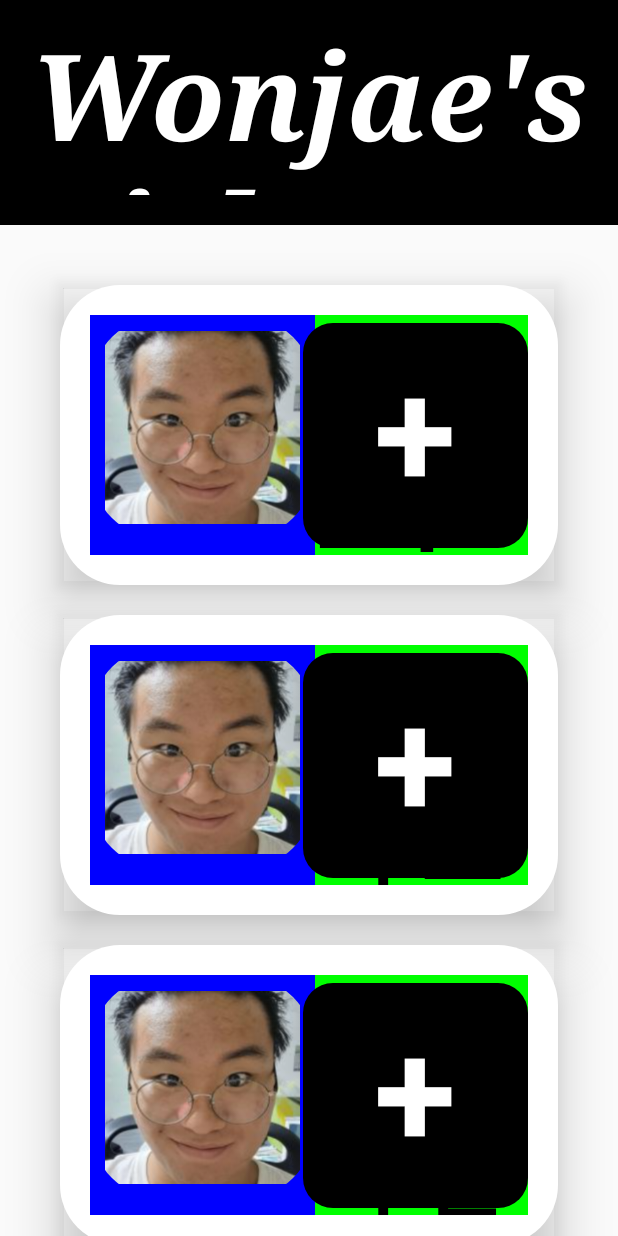
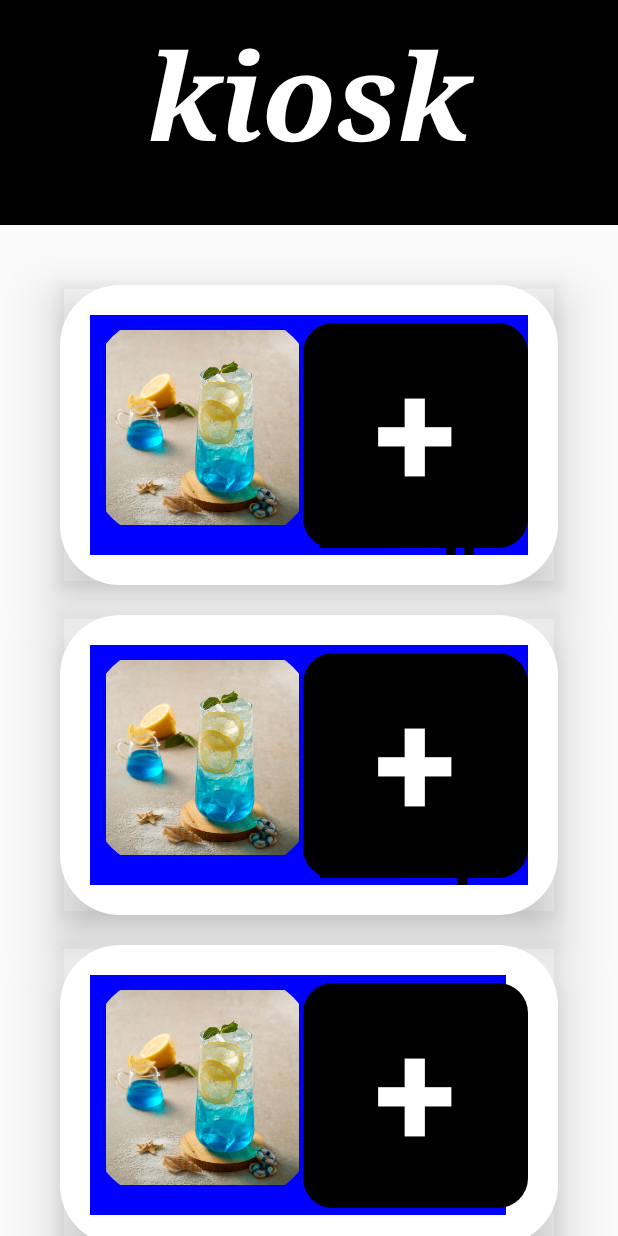
Before and after one commit to kamise09/kiosk, an Android app built with Jetpack Compose: the screen it shows after launch (MainActivity), on a phone screen of 412 x 824 dp. Run offline under Robolectric (Android 15) with nearby library versions, the phone set to English and light mode, and no system bars.

Commit message:
edit menu array

```diff
--- a/app/src/main/java/com/example/compose_lab/MainActivity.kt
+++ b/app/src/main/java/com/example/compose_lab/MainActivity.kt
@@ -1,20 +1,13 @@
 package com.example.compose_lab
 
-import android.media.Image
-import android.nfc.cardemulation.CardEmulation
 import androidx.compose.ui.graphics.Color
 import android.os.Bundle
-import android.widget.ImageView
-import android.widget.Space
 import androidx.activity.ComponentActivity
 import androidx.activity.compose.setContent
-import androidx.compose.animation.animateContentSize
 import androidx.compose.foundation.Image
 import androidx.compose.foundation.background
-import androidx.compose.foundation.layout.Arrangement
 import androidx.compose.foundation.layout.Box
 import androidx.compose.foundation.layout.Column
-import androidx.compose.foundation.layout.PaddingValues
 import androidx.compose.foundation.layout.Row
 import androidx.compose.foundation.layout.fillMaxHeight
 import androidx.compose.foundation.layout.fillMaxSize
@@ -23,26 +16,15 @@ import androidx.compose.foundation.layout.height
 import androidx.compose.foundation.layout.padding
 import androidx.compose.foundation.layout.size
 import androidx.compose.foundation.layout.width
-import androidx.compose.foundation.layout.wrapContentWidth
-import androidx.compose.foundation.lazy.LazyColumn
 import androidx.compose.foundation.rememberScrollState
 import androidx.compose.foundation.shape.RoundedCornerShape
 import androidx.compose.foundation.verticalScroll
-import androidx.compose.material.icons.Icons
-import androidx.compose.material.icons.filled.Favorite
-import androidx.compose.material.icons.filled.FavoriteBorder
 import androidx.compose.material3.Button
-import androidx.compose.material3.ButtonColors
 import androidx.compose.material3.ButtonDefaults
 import androidx.compose.material3.Card
-import androidx.compose.material3.CardColors
 import androidx.compose.material3.CardDefaults
 import androidx.compose.material3.ExperimentalMaterial3Api
-import androidx.compose.material3.Icon
-import androidx.compose.material3.IconButton
-import androidx.compose.material3.MaterialTheme
 import androidx.compose.material3.OutlinedTextField
-import androidx.compose.material3.Surface
 import androidx.compose.material3.Text
 import androidx.compose.runtime.Composable
 import androidx.compose.runtime.mutableStateOf
@@ -53,23 +35,12 @@ import androidx.compose.ui.Alignment
 import androidx.compose.ui.Modifier
 import androidx.compose.ui.draw.clip
 import androidx.compose.ui.draw.shadow
-import androidx.compose.ui.graphics.painter.ColorPainter
-import androidx.compose.ui.graphics.painter.Painter
-import androidx.compose.ui.layout.ContentScale
-import androidx.compose.ui.layout.layout
 import androidx.compose.ui.res.painterResource
-import androidx.compose.ui.semantics.Role
-import androidx.compose.ui.semantics.Role.Companion.Button
-import androidx.compose.ui.semantics.Role.Companion.Image
 import androidx.compose.ui.text.font.FontFamily
 import androidx.compose.ui.text.font.FontStyle
 import androidx.compose.ui.text.font.FontWeight
-import androidx.compose.ui.tooling.preview.Preview
 import androidx.compose.ui.unit.dp
 import androidx.compose.ui.unit.sp
-import com.example.compose_lab.ui.theme.Compose_labTheme
-import org.intellij.lang.annotations.JdkConstants.HorizontalAlignment
-import org.w3c.dom.Text
 
 class MainActivity : ComponentActivity() {
     override fun onCreate(savedInstanceState: Bundle?) {
@@ -77,43 +48,28 @@ class MainActivity : ComponentActivity() {
         setContent {
 
             val scrollState = rememberScrollState()
-            val MenuName = arrayOf<String>(//메뉴이름 저장 - 메뉴 리스트
-                "성보고1등 원재 뇌",
-                "원재의 오른팔",
-                "원재의 왼팔",
-                "원재의 오른손 중지",
-                "원재의 왼손 약지",
-                "원재의 오른다리",
-                "원재의 왼다리",
-                "원재의 엄지발가락",
-                "원재의 새끼발가락",
-                "원재의 뜨거운 심장"
+            val menuName = arrayOf(//메뉴이름 저장 - 메뉴 리스트
+                "에이드개",
+                "아이스아메리카노",
+                "라떼",
+                "팥빙수",
+                "티라미슈"
             )
-            val MenuCost = arrayOf<Int>(//메뉴 가격 저장
-                25000,
-                35000,
-                40000,
-                50000,
-                75000,
-                45000,
-                12000,
-                13000,
-                24000,
-                54000
+            val menuCost = arrayOf(//메뉴 가격 저장
+                1500,
+                1000,
+                2000,
+                3000,
+                2000
             )
-            val MenuImage = arrayOf<Int>(//메뉴 해당 이미지저장
-                R.drawable.wonjae,
-                R.drawable.wonjae,
-                R.drawable.wonjae,
-                R.drawable.wonjae,
-                R.drawable.wonjae,
-                R.drawable.wonjae,
-                R.drawable.wonjae,
-                R.drawable.wonjae,
-                R.drawable.wonjae,
-                R.drawable.wonjae
+            val menuImage = arrayOf(//메뉴 해당 이미지저장
+                R.drawable.ade,
+                R.drawable.ade,
+                R.drawable.ade,
+                R.drawable.ade,
+                R.drawable.ade
             )
-            Column(){
+            Column{
                 Box(
                     modifier = Modifier
                         .fillMaxWidth()
@@ -122,7 +78,7 @@ class MainActivity : ComponentActivity() {
                         .padding(20.dp),
                     contentAlignment = Alignment.TopCenter,
                 ){
-                    Text(text = "Wonjae's Pick",
+                    Text(text = "kiosk",
                         fontSize = 80.sp,
                         fontStyle = FontStyle.Italic,
                         fontFamily = FontFamily.Serif,
@@ -139,10 +95,10 @@ class MainActivity : ComponentActivity() {
                     horizontalAlignment = Alignment.CenterHorizontally,
                 ){
                     // 메뉴 리스트업 ----------------------------------
-                    for(i in 0..9){
-                        MenuCard(name = MenuName[i],
-                                cost = MenuCost[i],
-                                menuimage = MenuImage[i])
+                    for(i in 0..4){
+                        MenuCard(name = menuName[i],
+                                cost = menuCost[i],
+                                menuimage = menuImage[i])
                         Box(modifier = Modifier.height(20.dp)){}
                     }
                 }
@@ -159,9 +115,7 @@ class MainActivity : ComponentActivity() {
                             .padding(20.dp),
                         contentAlignment = Alignment.CenterEnd,
                     ){
-                        Column(
-
-                        ){
+                        Column{
                             InputNick()
                             Box(modifier = Modifier.height(20.dp)){}
                             Button(
@@ -215,7 +169,6 @@ fun MenuCard(name:String,cost:Int,menuimage:Int){
             modifier = Modifier
                 .fillMaxSize()
                 .padding(20.dp)
-                .background(Color.Magenta)
         ){
             Box(
                 modifier = Modifier
@@ -238,20 +191,17 @@ fun MenuCard(name:String,cost:Int,menuimage:Int){
                     Column(
                         modifier = Modifier
                             .fillMaxHeight()
-                            .background(Color.Cyan),
                     ){
                         Text(text = name,
                             fontSize = 60.sp,
                             fontWeight = FontWeight.Bold,
                             color = Color.Black,
                             modifier = Modifier
-                                .background(Color.Green)
                         )
                         Text(text = "${cost}원",
                             fontSize = 40.sp,
                             color = Color.Black,
                             modifier = Modifier
-                                .background(Color.Green)
                         )
                     }
                 }
```
Also changed, not shown: app/src/main/res/drawable/ade.png (added), app/src/main/res/drawable/wonjae.png (deleted).
